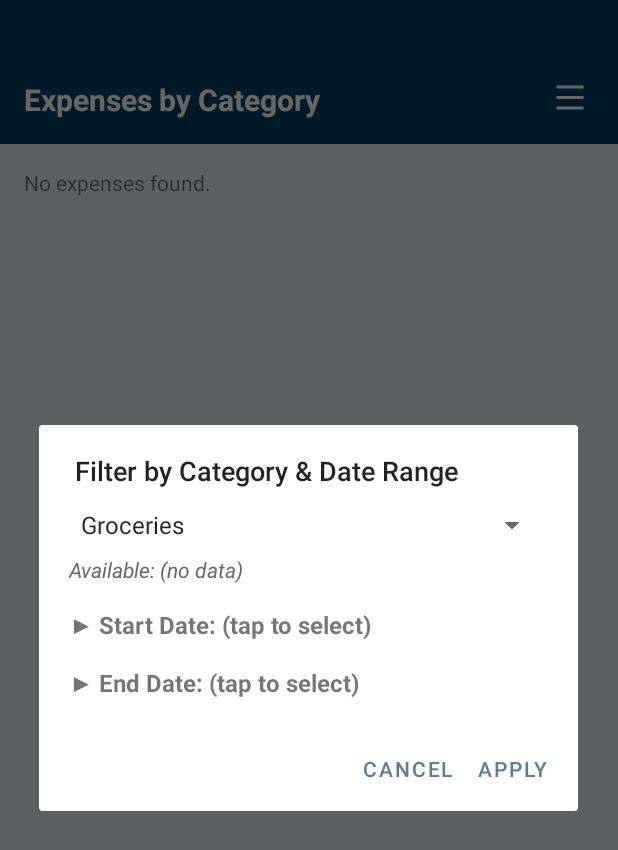
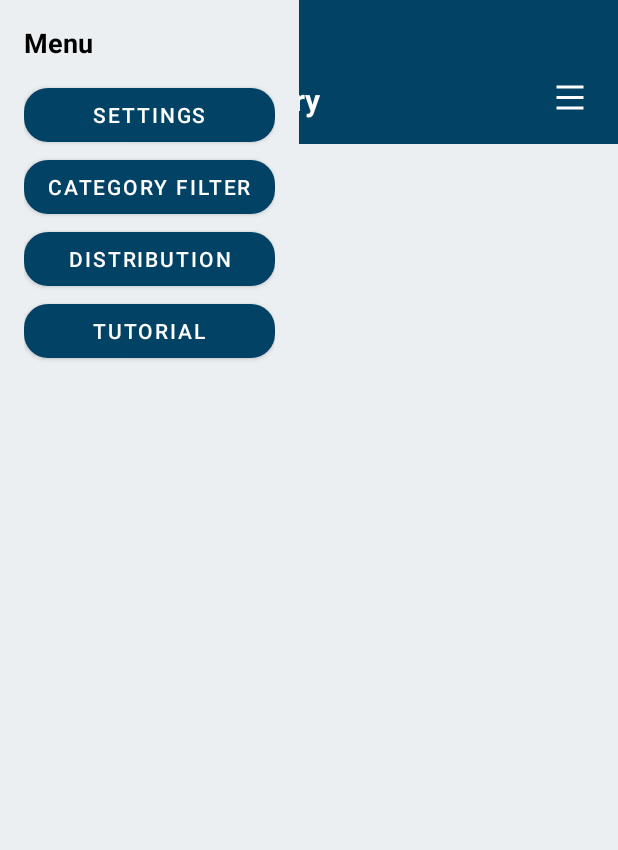
Before and after one commit to PIXEL-PEN/Where-It-Went, an Android app: the CategoryWiseActivity screen opened directly, with no data from a screen before it, after a tap on "Filter", on a phone screen of 412 x 824 dp. Shown: the top 850 px of the screen. Run offline under Robolectric (Android 15) with nearby library versions, the phone set to English and light mode, and no system bars; our stand-ins replace Room's generated code; 2 statements that could not run were skipped.

Commit message:
UI stable: functional slider drawer added, refined proportions and top accent bars

```diff
--- a/app/src/main/java/com/pixelpen/whereitwent/CategoryWiseActivity.java
+++ b/app/src/main/java/com/pixelpen/whereitwent/CategoryWiseActivity.java
@@ -46,12 +46,51 @@ public class CategoryWiseActivity extends AppCompatActivity {
     protected void onCreate(Bundle savedInstanceState) {
         super.onCreate(savedInstanceState);
         setContentView(R.layout.activity_category_wise);
+// === Side Drawer Setup ===
+        View drawer = findViewById(R.id.include_drawer);
+        ImageButton btnHamburger = findViewById(R.id.btn_filter);
 
+        drawer.setVisibility(View.GONE);
+
+// Wait until layout is done to get width
+        drawer.getViewTreeObserver().addOnGlobalLayoutListener(() -> {
+            drawer.setTranslationX(-drawer.getWidth());
+        });
+
+        btnHamburger.setOnClickListener(v -> {
+            if (drawer.getVisibility() == View.GONE) {
+                drawer.setVisibility(View.VISIBLE);
+                drawer.animate()
+                        .translationX(0)
+                        .setDuration(250)
+                        .start();
+            } else {
+                drawer.animate()
+                        .translationX(-drawer.getWidth())
+                        .setDuration(250)
+                        .withEndAction(() -> drawer.setVisibility(View.GONE))
+                        .start();
+            }
+        });
+
+
+
+        // Drawer menu link handlers
+        drawer.findViewById(R.id.linkSettings).setOnClickListener(v ->
+                startActivity(new Intent(CategoryWiseActivity.this, SettingsActivity.class)));
+
+        drawer.findViewById(R.id.linkCategoryFilter).setOnClickListener(v ->
+                showSimpleFilterDialog());
+
+        drawer.findViewById(R.id.linkDistribution).setOnClickListener(v ->
+                startActivity(new Intent(CategoryWiseActivity.this, DistributionViewActivity.class)));
+
+        drawer.findViewById(R.id.linkTutorial).setOnClickListener(v ->
+                startActivity(new Intent(CategoryWiseActivity.this, TutorialActivity.class)));
+
+        // === Existing setup ===
         expensesContainer = findViewById(R.id.categorywise_container);
         inflater = LayoutInflater.from(this);
-
-        ImageButton btnFilter = findViewById(R.id.btn_filter);
-        btnFilter.setOnClickListener(v -> showSimpleFilterDialog());
 
         SharedPreferences prefs = getSharedPreferences("settings", MODE_PRIVATE);
         String code = prefs.getString("currency_code", "THB");
--- a/app/src/main/res/layout/activity_category_wise.xml
+++ b/app/src/main/res/layout/activity_category_wise.xml
@@ -1,5 +1,10 @@
 <?xml version="1.0" encoding="utf-8"?>
-<LinearLayout xmlns:android="http://schemas.android.com/apk/res/android"
+<FrameLayout xmlns:android="http://schemas.android.com/apk/res/android"
+    android:layout_width="match_parent"
+    android:layout_height="match_parent">
+
+    <!-- === Main content layer === -->
+    <LinearLayout
         android:orientation="vertical"
         android:layout_width="match_parent"
         android:layout_height="match_parent"
@@ -39,7 +44,7 @@
                 android:padding="10dp" />
         </RelativeLayout>
 
-    <!-- Scrollable category container -->
+        <!-- Scrollable content -->
         <ScrollView
             android:layout_width="match_parent"
             android:layout_height="match_parent"
@@ -52,6 +57,16 @@
                 android:orientation="vertical"
                 android:layout_width="match_parent"
                 android:layout_height="wrap_content" />
-
         </ScrollView>
     </LinearLayout>
+
+    <!-- === Overlay drawer layer === -->
+    <include
+        android:id="@+id/include_drawer"
+        layout="@layout/activity_slider_drawer"
+        android:visibility="gone"
+        android:layout_width="wrap_content"
+        android:layout_height="match_parent"
+        android:translationZ="20dp"/>
+
+</FrameLayout>
--- /dev/null
+++ b/app/src/main/res/layout/activity_slider_drawer.xml
@@ -0,0 +1,46 @@
+<?xml version="1.0" encoding="utf-8"?>
+<LinearLayout xmlns:android="http://schemas.android.com/apk/res/android"
+    android:id="@+id/slider_drawer"
+    android:orientation="vertical"
+    android:layout_width="240dp"
+    android:layout_height="match_parent"
+    android:background="#ECEFF1"
+    android:padding="16dp">
+
+    <!-- Header -->
+    <TextView
+        android:id="@+id/drawer_title"
+        android:layout_width="match_parent"
+        android:layout_height="wrap_content"
+        android:text="Menu"
+        android:textColor="#000000"
+        android:textSize="18sp"
+        android:textStyle="bold"
+        android:layout_marginBottom="12dp" />
+
+    <!-- Links -->
+    <Button
+        android:id="@+id/linkSettings"
+        android:layout_width="match_parent"
+        android:layout_height="wrap_content"
+        android:text="Settings" />
+
+    <Button
+        android:id="@+id/linkCategoryFilter"
+        android:layout_width="match_parent"
+        android:layout_height="wrap_content"
+        android:text="Category Filter" />
+
+    <Button
+        android:id="@+id/linkDistribution"
+        android:layout_width="match_parent"
+        android:layout_height="wrap_content"
+        android:text="Distribution" />
+
+    <Button
+        android:id="@+id/linkTutorial"
+        android:layout_width="match_parent"
+        android:layout_height="wrap_content"
+        android:text="Tutorial" />
+
+</LinearLayout>
```
Lines whose indentation alone changed are shown as unchanged.
